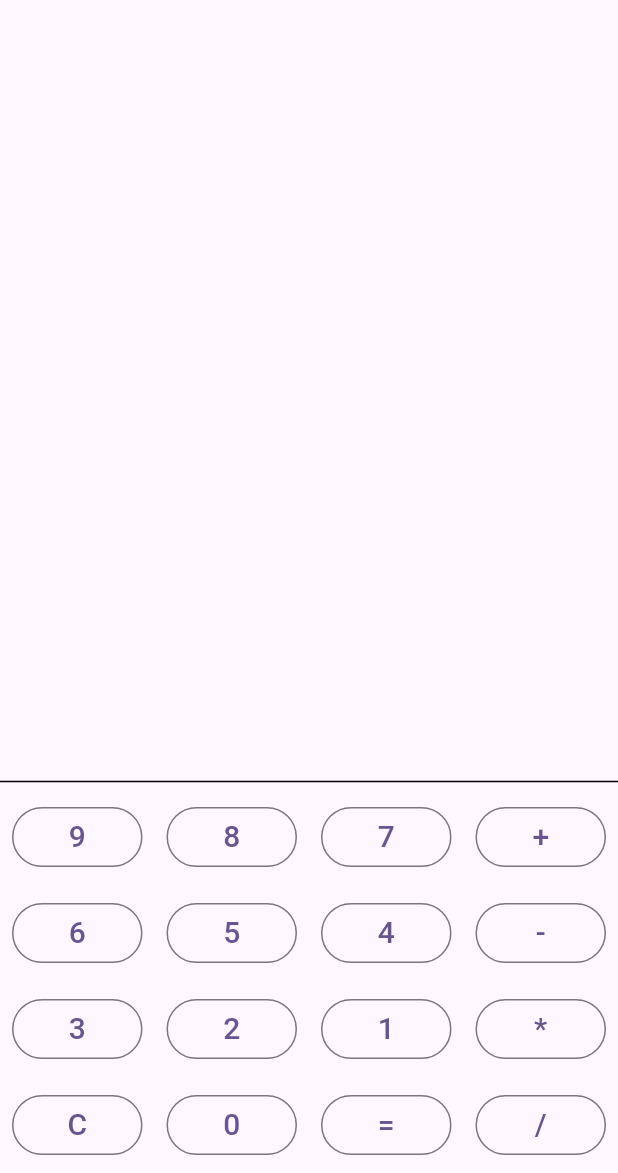
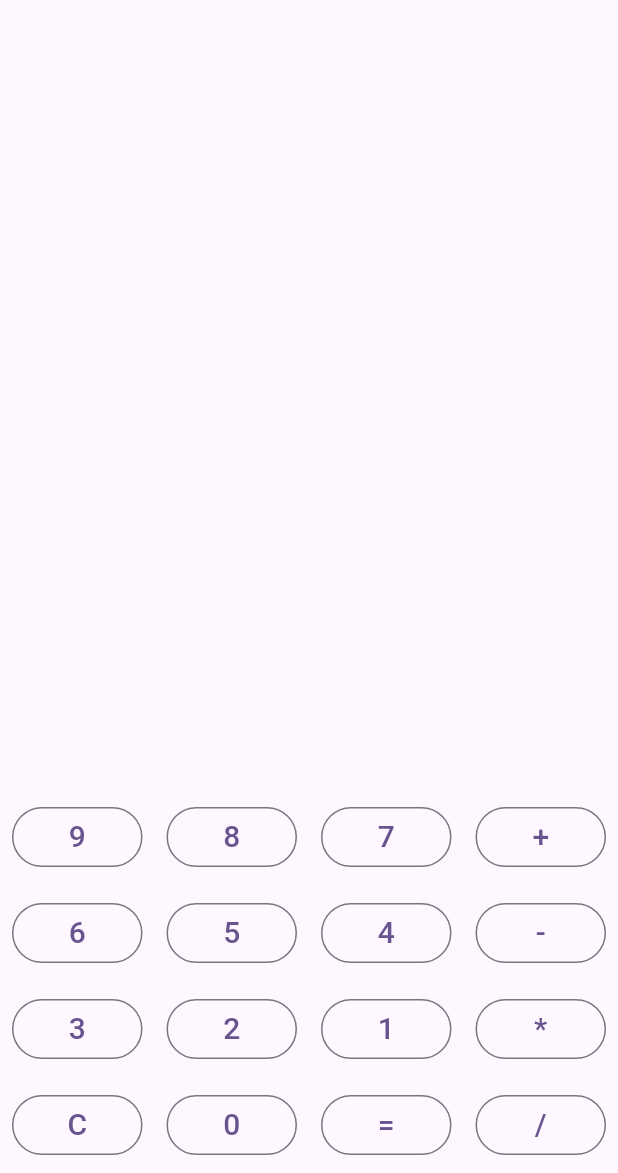
Before and after one commit to alkas930/testrepo, a Flutter app: the MyCalculator screen opened directly, on a phone screen of 412 x 824 dp, the part 63-1236 px from its top. Run offline on Flutter 3.47's test engine with Material 3 defaults, Android fonts, the light colour scheme and no system bars.

Commit message:
updated code

```diff
--- a/lib/calculator.dart
+++ b/lib/calculator.dart
@@ -92,10 +92,6 @@ class _MyCalculatorState extends State<MyCalculator> {
               ],
             ),
           ),
-          Divider(
-            color: Colors.black,
-            height: 10,
-          ),
           Row(
             children: [
               customeButton('9'),
```
